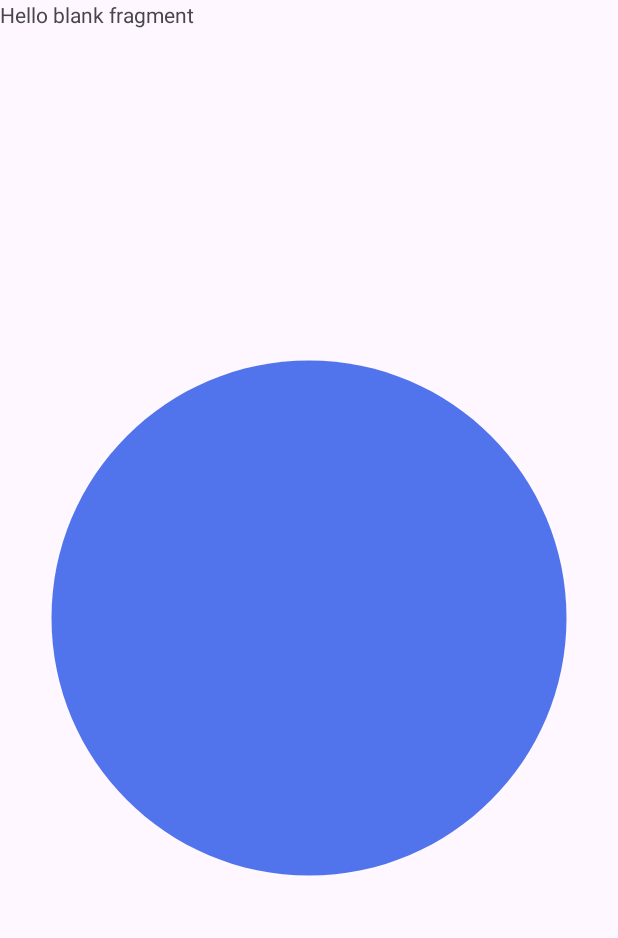
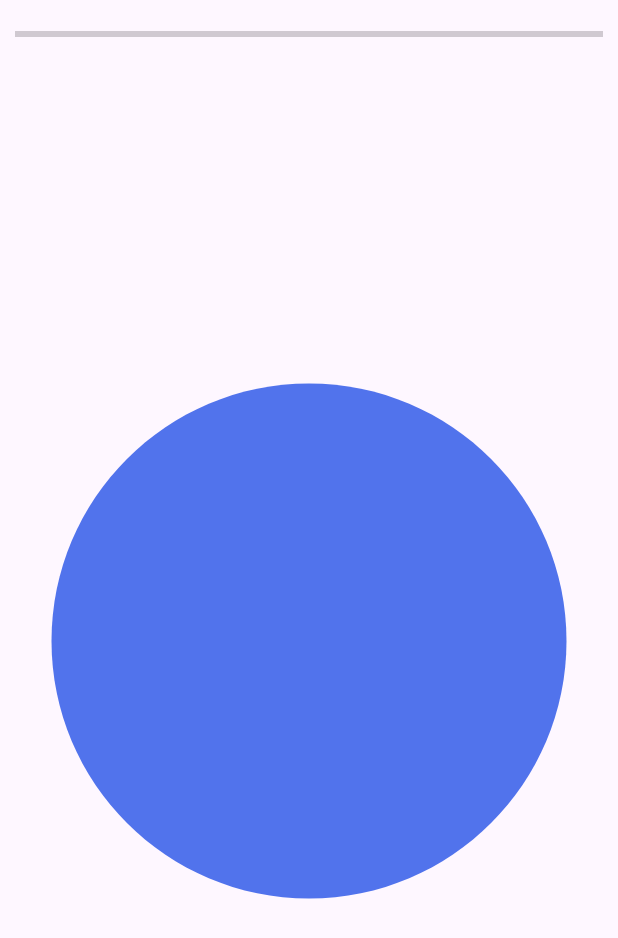
Before and after one commit to tvuquoc17a/StoryApp, an Android app: the layout fragment_story.xml on its own in the app's theme, with its tools: preview values and no code run, on a phone screen of 412 x 824 dp. Shown: the top 938 px of the screen. Run offline under Robolectric (Android 15) with nearby library versions, the phone set to English and light mode, and no system bars.

Commit message:
Completed story progress bar

```diff
--- a/app/src/main/java/com/example/storyapp/MainActivity.kt
+++ b/app/src/main/java/com/example/storyapp/MainActivity.kt
@@ -32,6 +32,7 @@ class MainActivity : AppCompatActivity() {
         val fragmentList = arrayListOf(FirstFragment(), SecondFragment(), ThirdFragment())
 
         adapter = ViewPagerAdapter(fragmentList, supportFragmentManager, lifecycle)
+        view.isUserInputEnabled = true
         view.adapter = adapter
         view.registerOnPageChangeCallback(object : ViewPager2.OnPageChangeCallback() {
             override fun onPageScrolled(
--- a/app/src/main/java/com/example/storyapp/StoryActivity.kt
+++ b/app/src/main/java/com/example/storyapp/StoryActivity.kt
@@ -59,8 +59,10 @@ class StoryActivity : AppCompatActivity() {
                         for (i in 0 until Singleton.storyCount) {
                             val randomIndex = Random.nextInt(items.size)
                             val randomImg = items[randomIndex]
-                            Log.d("randomImg , randomIndex", randomImg + randomIndex)
-                            storyList.add(StoryFragment(randomImg))
+                            val args = Bundle()
+                            args.putString("imageUrl", randomImg)
+                            val fragment = StoryFragment().apply { arguments = args }
+                            storyList.add(fragment)
                         }
 
                         adapter = DynamicStoryAdapter(storyList, supportFragmentManager, lifecycle)
--- a/app/src/main/java/com/example/storyapp/adapters/DynamicStoryAdapter.kt
+++ b/app/src/main/java/com/example/storyapp/adapters/DynamicStoryAdapter.kt
@@ -1,5 +1,6 @@
 package com.example.storyapp.adapters
 
+import android.util.Log
 import androidx.fragment.app.Fragment
 import androidx.fragment.app.FragmentManager
 import androidx.lifecycle.Lifecycle
@@ -18,6 +19,8 @@ class DynamicStoryAdapter(
     }
 
     override fun createFragment(position: Int): Fragment {
+        Log.d("fragment_position", "fragment $position")
         return fragmentList[position]
+
     }
 }
--- a/app/src/main/res/layout/fragment_story.xml
+++ b/app/src/main/res/layout/fragment_story.xml
@@ -1,20 +1,29 @@
 <?xml version="1.0" encoding="utf-8"?>
-<FrameLayout xmlns:android="http://schemas.android.com/apk/res/android"
+<androidx.constraintlayout.widget.ConstraintLayout xmlns:android="http://schemas.android.com/apk/res/android"
+    xmlns:app="http://schemas.android.com/apk/res-auto"
     xmlns:tools="http://schemas.android.com/tools"
     android:layout_width="match_parent"
     android:layout_height="match_parent"
     tools:context=".StoryFragment">
 
     <!-- TODO: Update blank fragment layout -->
-    <TextView
+    <ProgressBar
+        android:id="@+id/storyProgress"
+        style="?android:attr/progressBarStyleHorizontal"
         android:layout_width="match_parent"
-        android:layout_height="match_parent"
-        android:text="@string/hello_blank_fragment" />
+        android:layout_height="15dp"
+        android:layout_marginHorizontal="10dp"
+        android:layout_marginTop="15dp"
+        android:progressTint="@color/backgroundTintProgress"
+        app:layout_constraintTop_toTopOf="parent" />
 
     <ImageView
         android:id="@+id/imgStory"
         android:layout_width="match_parent"
-        android:layout_height="match_parent"
-        android:src="@drawable/ic_active_dot" />
+        android:layout_height="0dp"
+        android:layout_marginVertical="15dp"
+        android:src="@drawable/ic_active_dot"
+        app:layout_constraintBottom_toBottomOf="parent"
+        app:layout_constraintTop_toBottomOf="@id/storyProgress" />
 
-</FrameLayout>
+</androidx.constraintlayout.widget.ConstraintLayout>
--- a/app/src/main/res/values/colors.xml
+++ b/app/src/main/res/values/colors.xml
@@ -2,4 +2,5 @@
 <resources>
     <color name="black">#FF000000</color>
     <color name="white">#FFFFFFFF</color>
+    <color name="backgroundTintProgress">#FF5722</color>
 </resources>
```
Also changed, not shown: app/src/main/java/com/example/storyapp/SplashActivity.kt (+9 -7 lines), app/src/main/java/com/example/storyapp/StoryFragment.kt (+93 -5 lines), app/src/main/res/drawable/rounded_progress_bar.xml (added, +7 -0 lines), app/src/main/res/layout/activity_story.xml (+1 -8 lines).
